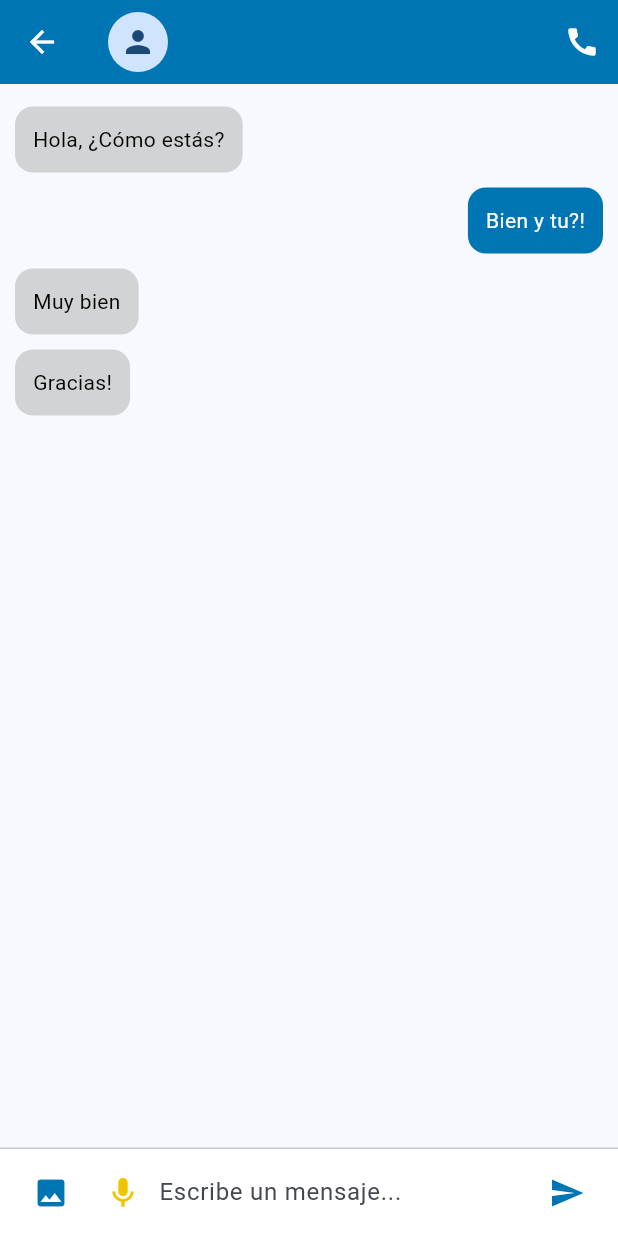
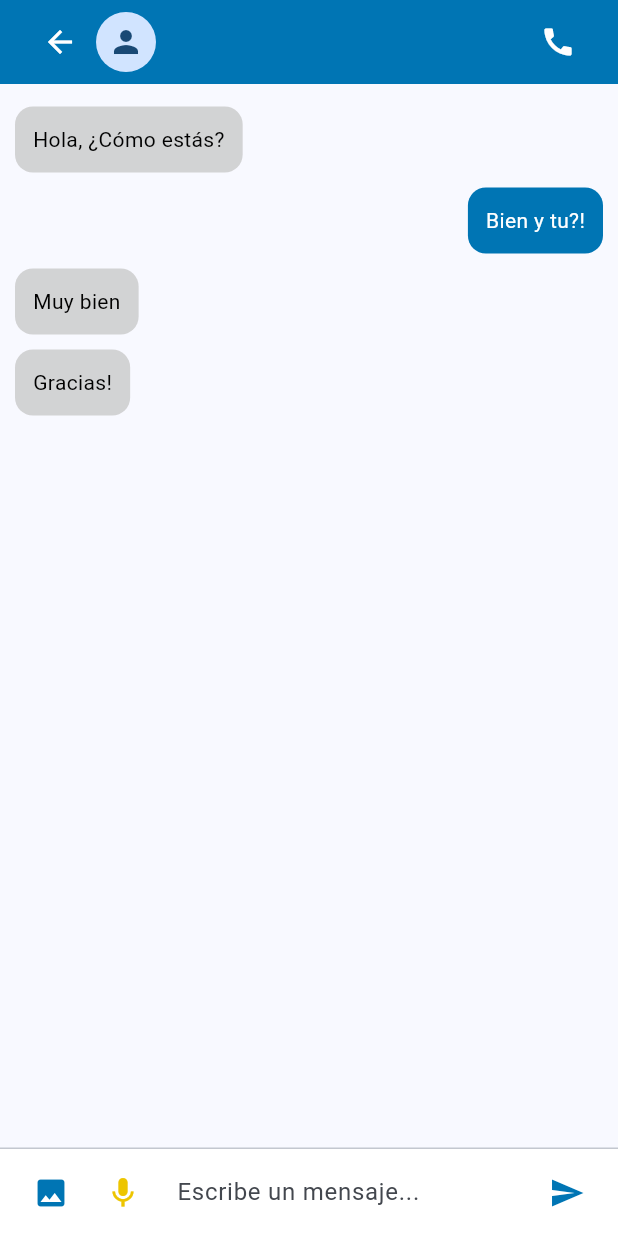
Before and after one commit to der-kaffe/Marketplace, a Flutter app: the ChatPage screen opened directly with empty values, on a phone screen of 412 x 824 dp. Run offline on Flutter 3.47's test engine with Material 3 defaults, Android fonts, the phone set to English and light mode, and no system bars; our stand-ins replace go_router.

```diff
--- a/micro-market/flutter_market/lib/screens/conversations_page.dart
+++ b/micro-market/flutter_market/lib/screens/conversations_page.dart
@@ -38,6 +38,7 @@
           leading: CircleAvatar(
             backgroundImage: NetworkImage(chat["avatar"]!),
             onBackgroundImageError: (exception, stackTrace) {
+              print('Error cargando avatar: $exception');
             },
           ),
           title: Text(chat["name"]!),
@@ -46,7 +47,8 @@
           onTap: () {
             print('Navegando a chat con ${chat["name"]}');
 
-            context.go(
+            // Usar push en lugar de go para mantener el stack de navegación
+            context.push(
               '/home/chat/${Uri.encodeComponent(chat["name"]!)}'
               '?avatar=${Uri.encodeComponent(chat["avatar"]!)}',
             );
@@ -57,32 +59,67 @@
   }
 }
 
-class ChatPage extends StatelessWidget {
+class ChatPage extends StatefulWidget {
   final String userName;
   final String avatar;
 
   const ChatPage({super.key, required this.userName, required this.avatar});
 
   @override
+  State<ChatPage> createState() => _ChatPageState();
+}
+
+class _ChatPageState extends State<ChatPage> {
+  @override
+  void dispose() {
+    // Limpiar recursos cuando se sale del chat
+    print('Saliendo del chat con ${widget.userName}');
+    super.dispose();
+  }
+
+  @override
   Widget build(BuildContext context) {
     return Scaffold(
-      appBar: AppBar(
-        backgroundColor: AppColors.primaryBlue,
-        foregroundColor: AppColors.white, // Asegurar que el texto sea blanco
-        title: Row(
+      body: Column(
         children: [
-            CircleAvatar(
-              backgroundImage: avatar.isNotEmpty ? NetworkImage(avatar) : null,
-              child: avatar.isEmpty ? Icon(Icons.person) : null,
-              onBackgroundImageError: (exception, stackTrace) {
-                // Manejo de error si la imagen no carga
+          // AppBar personalizado
+          Container(
+            height: kToolbarHeight + MediaQuery.of(context).padding.top,
+            color: AppColors.primaryBlue,
+            padding: EdgeInsets.only(
+              left: 16,
+              right: 16,
+              top: MediaQuery.of(context).padding.top,
+            ),
+            child: Row(
+              children: [
+                IconButton(
+                  icon: const Icon(Icons.arrow_back, color: AppColors.white),
+                  onPressed: () {
+                    // Usar pop en lugar de go para volver correctamente
+                    context.pop();
                   },
                 ),
+                CircleAvatar(
+                  backgroundImage: widget.avatar.isNotEmpty
+                      ? NetworkImage(widget.avatar)
+                      : null,
+                  child: widget.avatar.isEmpty
+                      ? const Icon(Icons.person)
+                      : null,
+                ),
                 const SizedBox(width: 10),
-            Expanded(child: Text(userName, overflow: TextOverflow.ellipsis)),
-          ],
+                Expanded(
+                  child: Text(
+                    widget.userName,
+                    overflow: TextOverflow.ellipsis,
+                    style: const TextStyle(
+                      color: AppColors.white,
+                      fontSize: 18,
+                      fontWeight: FontWeight.w500,
                     ),
-        actions: [
+                  ),
+                ),
                 IconButton(
                   icon: const Icon(Icons.call, color: AppColors.white),
                   onPressed: () {
@@ -95,7 +132,15 @@
                 ),
               ],
             ),
-      body: const ChatView(),
+          ),
+          // Contenido del chat
+          Expanded(
+            child: ChatView(
+              key: ValueKey(widget.userName), // Key única para cada chat
+            ),
+          ),
+        ],
+      ),
     );
   }
 }
--- a/micro-market/flutter_market/lib/widgets/chat_view.dart
+++ b/micro-market/flutter_market/lib/widgets/chat_view.dart
@@ -5,7 +5,7 @@
   const ChatView({super.key});
 
   @override
-  _ChatViewState createState() => _ChatViewState();
+  State<ChatView> createState() => _ChatViewState();
 }
 
 class _ChatViewState extends State<ChatView> {
@@ -17,13 +17,33 @@
   ];
 
   final TextEditingController _controller = TextEditingController();
+  final ScrollController _scrollController = ScrollController();
+
+  @override
+  void dispose() {
+    // Limpiar controladores para evitar memory leaks
+    _controller.dispose();
+    _scrollController.dispose();
+    super.dispose();
+  }
 
   void _sendMessage() {
-    if (_controller.text.isNotEmpty) {
+    if (_controller.text.trim().isNotEmpty) {
       setState(() {
-        messages.add({"text": _controller.text, "isMe": true});
+        messages.add({"text": _controller.text.trim(), "isMe": true});
       });
       _controller.clear();
+
+      // Scroll automático al último mensaje
+      WidgetsBinding.instance.addPostFrameCallback((_) {
+        if (_scrollController.hasClients) {
+          _scrollController.animateTo(
+            _scrollController.position.maxScrollExtent,
+            duration: const Duration(milliseconds: 300),
+            curve: Curves.easeOut,
+          );
+        }
+      });
     }
   }
 
@@ -33,6 +53,7 @@
       children: [
         Expanded(
           child: ListView.builder(
+            controller: _scrollController,
             padding: const EdgeInsets.all(10),
             itemCount: messages.length,
             itemBuilder: (context, index) {
@@ -44,6 +65,9 @@
                 child: Container(
                   margin: const EdgeInsets.symmetric(vertical: 5),
                   padding: const EdgeInsets.all(12),
+                  constraints: BoxConstraints(
+                    maxWidth: MediaQuery.of(context).size.width * 0.8,
+                  ),
                   decoration: BoxDecoration(
                     color: msg["isMe"] ? AppColors.primaryBlue : AppColors.grey,
                     borderRadius: BorderRadius.circular(12),
@@ -63,22 +87,41 @@
         Container(
           padding: const EdgeInsets.symmetric(horizontal: 10, vertical: 5),
           color: AppColors.white,
+          child: SafeArea(
             child: Row(
               children: [
                 IconButton(
                   icon: const Icon(Icons.photo, color: AppColors.primaryBlue),
-                onPressed: () {},
+                  onPressed: () {
+                    ScaffoldMessenger.of(context).showSnackBar(
+                      const SnackBar(
+                        content: Text("Función de fotos no implementada"),
+                      ),
+                    );
+                  },
                 ),
                 IconButton(
                   icon: const Icon(Icons.mic, color: AppColors.accentYellow),
-                onPressed: () {},
+                  onPressed: () {
+                    ScaffoldMessenger.of(context).showSnackBar(
+                      const SnackBar(
+                        content: Text("Función de audio no implementada"),
+                      ),
+                    );
+                  },
                 ),
                 Expanded(
                   child: TextField(
                     controller: _controller,
+                    textInputAction: TextInputAction.send,
+                    onSubmitted: (_) => _sendMessage(),
                     decoration: const InputDecoration(
                       hintText: "Escribe un mensaje...",
                       border: InputBorder.none,
+                      contentPadding: EdgeInsets.symmetric(
+                        horizontal: 12,
+                        vertical: 8,
+                      ),
                     ),
                   ),
                 ),
@@ -89,6 +132,7 @@
               ],
             ),
           ),
+        ),
       ],
     );
   }
```
Also changed, not shown: micro-market/flutter_market/lib/core/router/app_router.dart (+39 -16 lines), 2 other files. Lines whose indentation alone changed are shown as unchanged.
